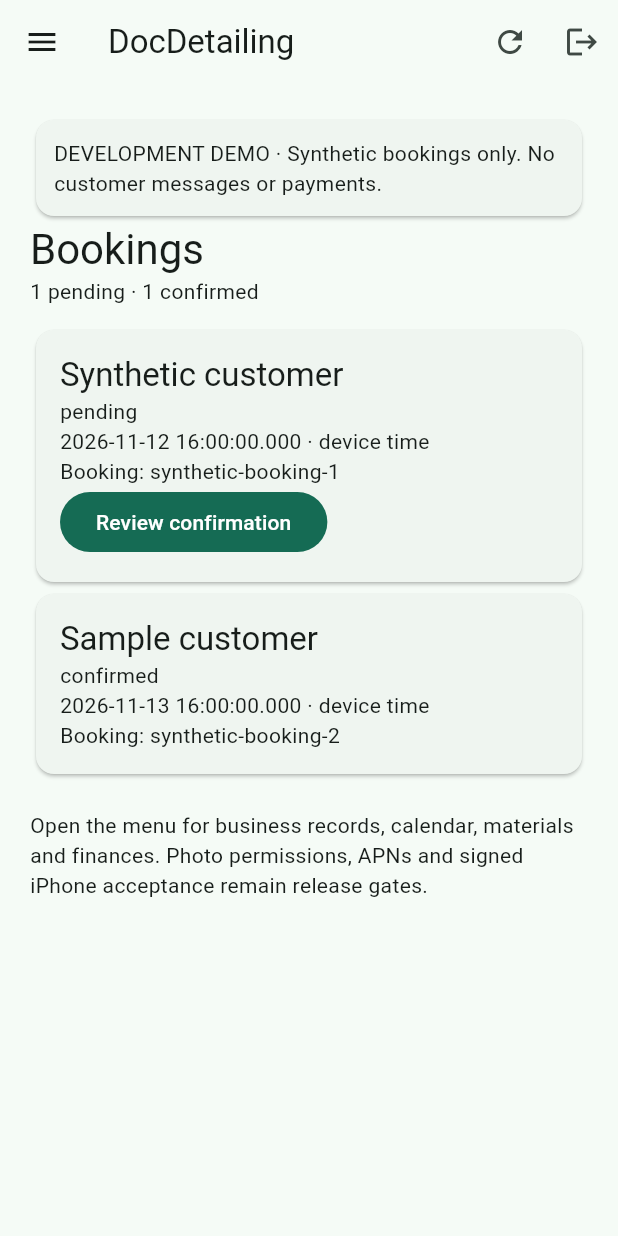
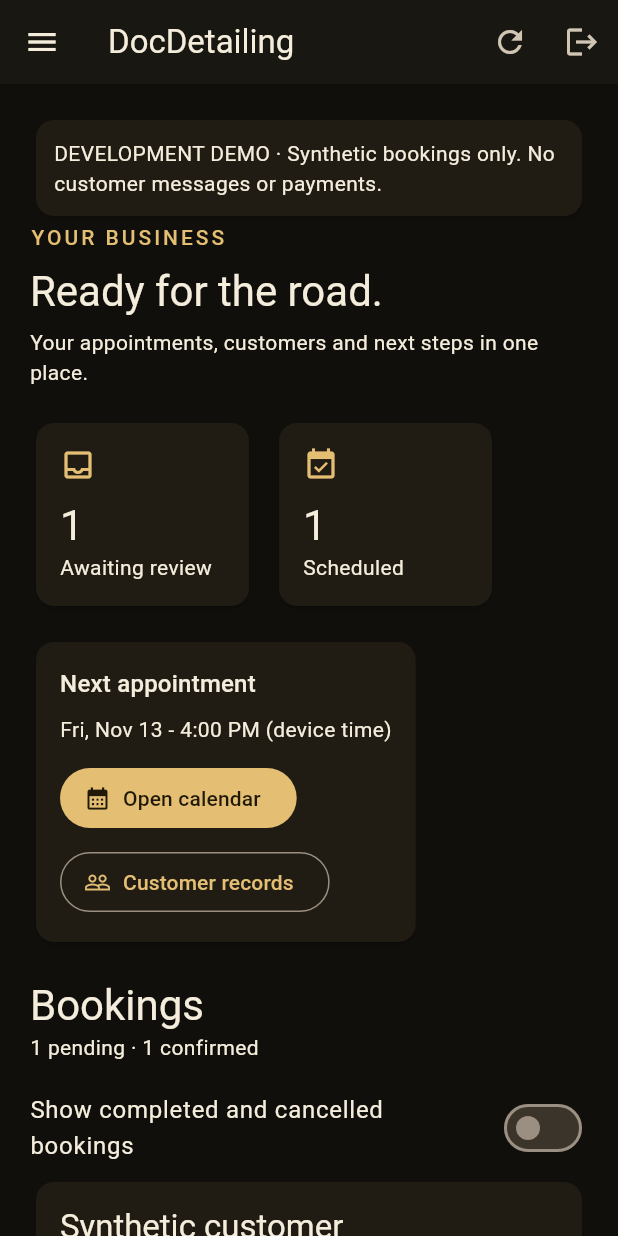
Before and after one commit to Huckleberry-Jon/baucomdetailing.com, a Flutter app: the screen it shows after launch, after a tap on "Open demo dashboard", on a phone screen of 412 x 824 dp. Run offline on Flutter 3.47's test engine with Material 3 defaults, Android fonts, the phone set to English and light mode, and no system bars; our stand-ins replace image_picker, pdf, printing, timezone.

Commit message:
Add black-and-gold owner home dashboard and customer record guidance

```diff
--- /dev/null
+++ b/apps/docdetailing_owner/lib/home_dashboard.dart
@@ -0,0 +1,122 @@
+import 'package:flutter/material.dart';
+import 'owner_api.dart';
+
+class HomeDashboard extends StatelessWidget {
+  const HomeDashboard({
+    super.key,
+    required this.bookings,
+    required this.onCalendar,
+    required this.onCustomers,
+  });
+  final List<Booking> bookings;
+  final VoidCallback onCalendar, onCustomers;
+
+  @override
+  Widget build(BuildContext context) {
+    final pending = bookings.where((b) => b.status == 'pending').length;
+    final confirmed = bookings
+        .where((b) => ['confirmed', 'rescheduled'].contains(b.status))
+        .length;
+    final upcoming =
+        bookings
+            .where(
+              (b) =>
+                  ['confirmed', 'rescheduled'].contains(b.status) &&
+                  b.start.isAfter(DateTime.now()),
+            )
+            .toList()
+          ..sort((a, b) => a.start.compareTo(b.start));
+    final theme = Theme.of(context);
+    return Column(
+      crossAxisAlignment: CrossAxisAlignment.start,
+      children: [
+        Text(
+          'YOUR BUSINESS',
+          style: theme.textTheme.labelLarge?.copyWith(
+            color: theme.colorScheme.primary,
+            letterSpacing: 2,
+          ),
+        ),
+        const SizedBox(height: 8),
+        Text('Ready for the road.', style: theme.textTheme.headlineMedium),
+        const SizedBox(height: 6),
+        const Text('Your appointments, customers and next steps in one place.'),
+        const SizedBox(height: 20),
+        Wrap(
+          spacing: 12,
+          runSpacing: 12,
+          children: [
+            _summary(
+              context,
+              Icons.inbox_outlined,
+              '$pending',
+              'Awaiting review',
+            ),
+            _summary(context, Icons.event_available, '$confirmed', 'Scheduled'),
+          ],
+        ),
+        const SizedBox(height: 16),
+        Card(
+          child: Padding(
+            padding: const EdgeInsets.all(16),
+            child: Column(
+              crossAxisAlignment: CrossAxisAlignment.start,
+              children: [
+                Text('Next appointment', style: theme.textTheme.titleMedium),
+                const SizedBox(height: 8),
+                Text(
+                  upcoming.isEmpty
+                      ? 'Your next confirmed appointment will appear here.'
+                      : '${MaterialLocalizations.of(context).formatMediumDate(upcoming.first.start.toLocal())} - ${MaterialLocalizations.of(context).formatTimeOfDay(TimeOfDay.fromDateTime(upcoming.first.start.toLocal()))} (device time)',
+                ),
+                const SizedBox(height: 12),
+                Wrap(
+                  spacing: 12,
+                  runSpacing: 8,
+                  children: [
+                    FilledButton.icon(
+                      onPressed: onCalendar,
+                      icon: const Icon(Icons.calendar_month),
+                      label: const Text('Open calendar'),
+                    ),
+                    OutlinedButton.icon(
+                      onPressed: onCustomers,
+                      icon: const Icon(Icons.people_outline),
+                      label: const Text('Customer records'),
+                    ),
+                  ],
+                ),
+              ],
+            ),
+          ),
+        ),
+      ],
+    );
+  }
+
+  Widget _summary(
+    BuildContext context,
+    IconData icon,
+    String value,
+    String label,
+  ) => Semantics(
+    label: '$value $label',
+    child: SizedBox(
+      width: 150,
+      child: Card(
+        child: Padding(
+          padding: const EdgeInsets.all(16),
+          child: Column(
+            crossAxisAlignment: CrossAxisAlignment.start,
+            children: [
+              Icon(icon, color: Theme.of(context).colorScheme.primary),
+              const SizedBox(height: 10),
+              Text(value, style: Theme.of(context).textTheme.headlineMedium),
+              Text(label),
+            ],
+          ),
+        ),
+      ),
+    ),
+  );
+}
--- a/apps/docdetailing_owner/lib/main.dart
+++ b/apps/docdetailing_owner/lib/main.dart
@@ -8,6 +8,7 @@ import 'session_store.dart';
 import 'booking_details.dart';
 import 'business_time.dart';
 import 'jobs_screen.dart';
+import 'home_dashboard.dart';
 
 void main() {
   const demo = bool.fromEnvironment('DEMO_MODE', defaultValue: true);
@@ -24,7 +25,21 @@ class OwnerApp extends StatelessWidget {
   Widget build(BuildContext context) => MaterialApp(
     title: 'DocDetailing — development',
     theme: ThemeData(
-      colorScheme: ColorScheme.fromSeed(seedColor: const Color(0xff244f41)),
+      colorScheme:
+          ColorScheme.fromSeed(
+            seedColor: const Color(0xffd4ad60),
+            brightness: Brightness.dark,
+          ).copyWith(
+            primary: const Color(0xffe4bf73),
+            onPrimary: const Color(0xff211907),
+            surface: const Color(0xff191711),
+            onSurface: const Color(0xfff5eddc),
+          ),
+      scaffoldBackgroundColor: const Color(0xff100f0c),
+      inputDecorationTheme: const InputDecorationTheme(
+        filled: true,
+        border: OutlineInputBorder(),
+      ),
       useMaterial3: true,
     ),
     home: OwnerHome(api: api),
@@ -42,7 +57,7 @@ class _OwnerHomeState extends State<OwnerHome> with WidgetsBindingObserver {
   final email = TextEditingController(),
       password = TextEditingController(),
       previewCode = TextEditingController();
-  bool signedIn = false, busy = false;
+  bool signedIn = false, busy = false, showHistory = false;
   String? error;
   List<Booking> rows = [];
   NativeNotifications? notifications;
@@ -270,7 +285,9 @@ class _OwnerHomeState extends State<OwnerHome> with WidgetsBindingObserver {
                 controller: previewCode,
                 obscureText: true,
                 decoration: const InputDecoration(
-                  labelText: 'Private preview code (if required)',
+                  labelText: 'Private preview code',
+                  helperText:
+                      'Use the shared staging code, not your owner password.',
                 ),
               ),
               TextField(
@@ -302,12 +319,56 @@ class _OwnerHomeState extends State<OwnerHome> with WidgetsBindingObserver {
               ),
             ),
           ] else ...[
+            HomeDashboard(
+              bookings: rows,
+              onCalendar: () => Navigator.push<void>(
+                context,
+                MaterialPageRoute(
+                  builder: (_) => OwnerCalendar(api: widget.api),
+                ),
+              ),
+              onCustomers: () => Navigator.push<void>(
+                context,
+                MaterialPageRoute(
+                  builder: (_) =>
+                      WorkspaceScreen(api: widget.api, section: 'Customers'),
+                ),
+              ),
+            ),
+            const SizedBox(height: 20),
             Text('Bookings', style: Theme.of(context).textTheme.headlineMedium),
             Text(
               '${rows.where((b) => b.status == 'pending').length} pending · ${rows.where((b) => b.status == 'confirmed').length} confirmed',
             ),
             const SizedBox(height: 12),
-            for (final b in rows)
+            SwitchListTile.adaptive(
+              contentPadding: EdgeInsets.zero,
+              title: const Text('Show completed and cancelled bookings'),
+              value: showHistory,
+              onChanged: (value) => setState(() => showHistory = value),
+            ),
+            if (rows
+                .where(
+                  (b) =>
+                      showHistory ||
+                      ![
+                        'cancelled',
+                        'completed',
+                        'declined',
+                      ].contains(b.status),
+                )
+                .isEmpty)
+              const Padding(
+                padding: EdgeInsets.symmetric(vertical: 20),
+                child: Text(
+                  'No active bookings. New website requests will appear here.',
+                ),
+              ),
+            for (final b in rows.where(
+              (b) =>
+                  showHistory ||
+                  !['cancelled', 'completed', 'declined'].contains(b.status),
+            ))
               Card(
                 child: Padding(
                   padding: const EdgeInsets.all(16),
@@ -331,7 +392,7 @@ class _OwnerHomeState extends State<OwnerHome> with WidgetsBindingObserver {
                                     builder: (context) => AlertDialog(
                                       title: const Text('Confirm appointment'),
                                       content: const Text(
-                                        'Confirm this appointment with a 90-minute duration? The backend rechecks availability.',
+                                        'Confirm this appointment with a 90-minute duration? Availability is checked again. The customer and vehicle details are already saved in Customers.',
                                       ),
                                       actions: [
                                         TextButton(
@@ -366,7 +427,7 @@ class _OwnerHomeState extends State<OwnerHome> with WidgetsBindingObserver {
               ),
             const SizedBox(height: 20),
             const Text(
-              'Open the menu for business records, calendar, materials and finances. Photo permissions, APNs and signed iPhone acceptance remain release gates.',
+              'Customer contact details and vehicles are saved with each website request. Use Customers to view their records and booking history.',
             ),
           ],
         ],
```
Also changed, not shown: 3 other files.
